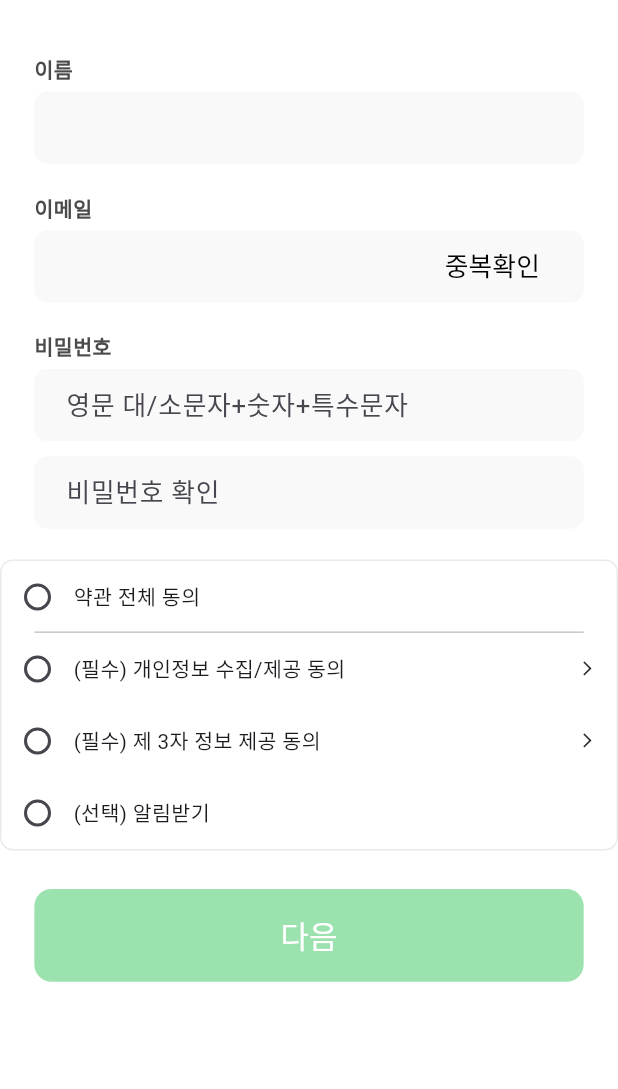
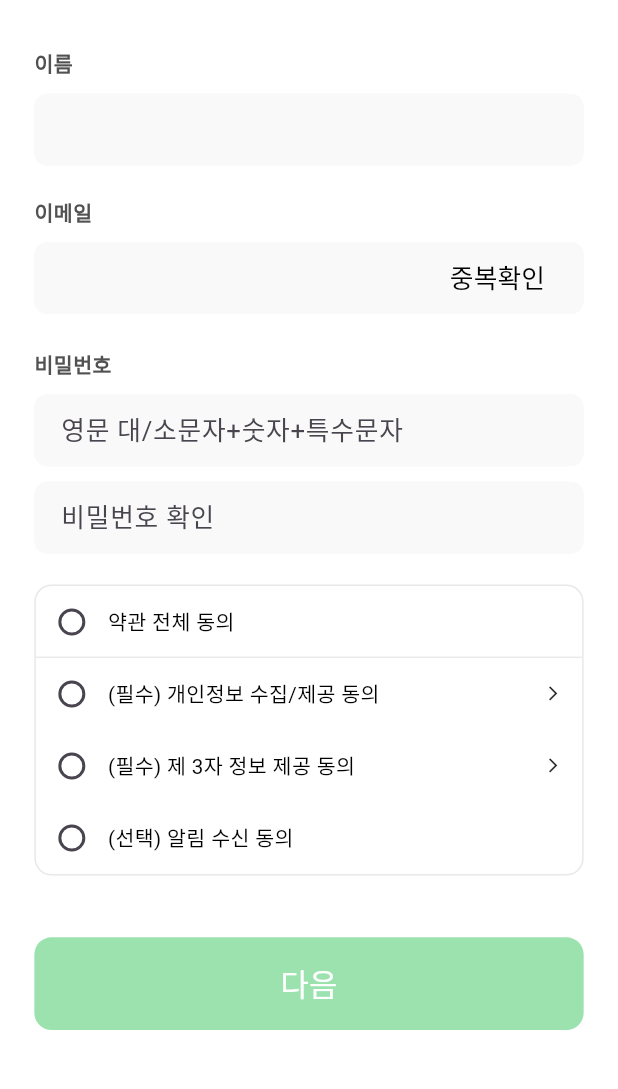
Before and after one commit to wonjuneee/20242R0136COSE48002, a Flutter app: the InsertionUserInfoScreen screen opened by its route, on a phone screen of 412 x 824 dp, the part 59-1148 px from its top. Run offline on Flutter 3.47's test engine with Material 3 defaults, Android fonts, the phone set to English and light mode, and no system bars; our stand-ins replace camera, cloud_firestore, dotted_border, email_validator, firebase_auth, firebase_core and 9 more; missing offline and left inert: kpostal, qr_code_scanner, syncfusion_flutter_core, xml2json; accounts and stored records are empty; network calls fail; Roboto replaces fonts that are missing (Pretendard).

Commit message:
fix: 로그인, 회원가입 페이지 palette 및 수치 적용 완료

```diff
--- a/app/structure/lib/components/main_input_field.dart
+++ b/app/structure/lib/components/main_input_field.dart
@@ -123,11 +123,11 @@ class _MainInputFieldState extends State<MainInputField> {
             ),
           ),
           focusedBorder: OutlineInputBorder(
-            borderRadius: BorderRadius.circular(15.sp),
+            borderRadius: BorderRadius.circular(20.r),
             borderSide: const BorderSide(color: Pallete.fieldAtvBorder),
           ),
           contentPadding:
-              widget.contentPadding ?? EdgeInsets.symmetric(horizontal: 30.w),
+              widget.contentPadding ?? EdgeInsets.symmetric(horizontal: 24.w),
         ),
       ),
     );
--- a/app/structure/lib/config/palette.dart
+++ b/app/structure/lib/config/palette.dart
@@ -15,6 +15,9 @@ class Palette {
   static Color secondary50 = const Color(0xFF515151).withOpacity(0.5);
 
   static const Color error = Color(0xFFFF4949);
+
+  // 기타 색
+  static const Color starYellow = Color(0xFFFFE871);
 
   /* TextStyle */
   /* h1 */
@@ -64,6 +67,14 @@ class Palette {
   static TextStyle h4 = TextStyle(
     fontSize: 30.sp,
     fontWeight: FontWeight.w600,
+    color: Colors.black,
+  );
+
+  /// Font size: 30.sp
+  /// <br /> Font weight: w400
+  static TextStyle h4Regular = TextStyle(
+    fontSize: 30.sp,
+    fontWeight: FontWeight.w400,
     color: Colors.black,
   );
 
--- a/app/structure/lib/screen/sign_up/insertion_user_info_screen.dart
+++ b/app/structure/lib/screen/sign_up/insertion_user_info_screen.dart
@@ -2,10 +2,11 @@ import 'package:flutter/material.dart';
 import 'package:flutter_screenutil/flutter_screenutil.dart';
 import 'package:provider/provider.dart';
 import 'package:structure/components/custom_app_bar.dart';
+import 'package:structure/components/custom_divider.dart';
 import 'package:structure/components/custom_pop_up.dart';
 import 'package:structure/components/main_button.dart';
 import 'package:structure/components/main_input_field.dart';
-import 'package:structure/config/pallete.dart';
+import 'package:structure/config/palette.dart';
 import 'package:structure/viewModel/sign_up/insertion_user_info_view_model.dart';
 import 'package:structure/components/loading_screen.dart';
 
@@ -18,18 +19,18 @@ class InsertionUserInfoScreen extends StatefulWidget {
 }
 
 class _InsertionUserInfoScreenState extends State<InsertionUserInfoScreen> {
-  late InsertionUserInfoViewModel _viewModel;
+  late InsertionUserInfoViewModel insertionUserInfoViewModel;
 
   @override
   void initState() {
     super.initState();
-    _viewModel = context.read<InsertionUserInfoViewModel>();
-    _viewModel.email.addListener(_validateInput);
+    insertionUserInfoViewModel = context.read<InsertionUserInfoViewModel>();
+    insertionUserInfoViewModel.email.addListener(_validateInput);
   }
 
   @override
   void dispose() {
-    _viewModel.email.removeListener(_validateInput);
+    insertionUserInfoViewModel.email.removeListener(_validateInput);
     super.dispose();
   }
 
@@ -40,7 +41,6 @@ class _InsertionUserInfoScreenState extends State<InsertionUserInfoScreen> {
   @override
   Widget build(BuildContext context) {
     return Scaffold(
-      backgroundColor: Colors.white,
       appBar: const CustomAppBar(
         backButton: true,
         closeButton: false,
@@ -53,49 +53,39 @@ class _InsertionUserInfoScreenState extends State<InsertionUserInfoScreen> {
             SingleChildScrollView(
               child: Form(
                 key: context.read<InsertionUserInfoViewModel>().formKey,
+                child: Container(
+                  margin: EdgeInsets.symmetric(horizontal: 40.w),
                   child: Column(
+                    crossAxisAlignment: CrossAxisAlignment.start,
                     children: [
-                    Column(
-                      crossAxisAlignment: CrossAxisAlignment.center,
-                      children: [
-                        SizedBox(height: 30.h),
-                        Container(
-                          margin: EdgeInsets.only(left: 40.w),
-                          alignment: Alignment.centerLeft,
-                          child: Text(
-                            '이름',
-                            style: Pallete.fieldTitle,
-                          ),
-                        ),
-                        SizedBox(height: 8.h),
+                      SizedBox(height: 24.h),
+
+                      // 이름
+                      Text('이름', style: Palette.h5SemiBoldSecondary),
+                      SizedBox(height: 16.h),
+
                       MainInputField(
-                          mode: 1,
-                          width: 640.w,
+                        width: double.infinity,
                         controller:
                             context.read<InsertionUserInfoViewModel>().name,
                         onChangeFunc: (value) => context
                             .read<InsertionUserInfoViewModel>()
                             .nameCheck(value),
                       ),
-                        SizedBox(height: 30.h),
-                        Container(
-                          margin: EdgeInsets.only(left: 40.w),
-                          alignment: Alignment.centerLeft,
-                          child: Text(
-                            '이메일',
-                            style: Pallete.fieldTitle,
-                          ),
-                        ),
-                        SizedBox(height: 8.h),
+                      SizedBox(height: 32.h),
+
+                      // 이메일
+                      Text('이메일', style: Palette.h5SemiBoldSecondary),
+                      SizedBox(height: 16.h),
+
                       Stack(
                         children: [
                           // 이메일 입력 필드
                           MainInputField(
+                            width: double.infinity,
                             formKey: context
                                 .read<InsertionUserInfoViewModel>()
                                 .formKey,
-                              mode: 1,
-                              width: 640.w,
                             controller: context
                                 .read<InsertionUserInfoViewModel>()
                                 .email,
@@ -106,12 +96,12 @@ class _InsertionUserInfoScreenState extends State<InsertionUserInfoScreen> {
                                 .read<InsertionUserInfoViewModel>()
                                 .onChangeEmail(value),
                             contentPadding:
-                                  EdgeInsets.only(left: 30.w, right: 200.w),
+                                EdgeInsets.only(left: 24.w, right: 200.w),
                           ),
 
                           // 중복확인 버튼
                           Positioned(
-                              right: 30.w,
+                            right: 24.w,
                             child: TextButton(
                               onPressed: context
                                       .watch<InsertionUserInfoViewModel>()
@@ -129,41 +119,27 @@ class _InsertionUserInfoScreenState extends State<InsertionUserInfoScreen> {
                                       .isUnique
                                   ? const Icon(
                                       Icons.check,
-                                        color: Pallete.mainBtnAtvBg,
+                                      color: Palette.primary,
                                     )
-                                    : Text(
-                                        '중복확인',
-                                        style: Pallete.fieldContent
-                                            .copyWith(color: Colors.black),
-                                      ),
+                                  : Text('중복확인', style: Palette.h4Regular),
                             ),
                           ),
                         ],
                       ),
-                        SizedBox(height: 30.h),
+                      SizedBox(height: 36.h),
 
                       // 비밀번호
-                        Container(
-                          margin: EdgeInsets.only(left: 40.w),
-                          alignment: Alignment.centerLeft,
-                          child: Text(
-                            '비밀번호',
-                            style: Pallete.fieldTitle,
-                          ),
-                        ),
-                        SizedBox(height: 8.h),
+                      Text('비밀번호', style: Palette.h5SemiBoldSecondary),
+                      SizedBox(height: 16.h),
 
                       // 비밀번호 입력 필드
                       MainInputField(
-                          formKey: context
-                              .read<InsertionUserInfoViewModel>()
-                              .formKey,
-                          mode: 1,
+                        width: double.infinity,
+                        formKey:
+                            context.read<InsertionUserInfoViewModel>().formKey,
                         obscureText: true,
-                          width: 640.w,
-                          controller: context
-                              .read<InsertionUserInfoViewModel>()
-                              .password,
+                        controller:
+                            context.read<InsertionUserInfoViewModel>().password,
                         validateFunc: (value) => context
                             .read<InsertionUserInfoViewModel>()
                             .pwValidate(value),
@@ -173,12 +149,10 @@ class _InsertionUserInfoScreenState extends State<InsertionUserInfoScreen> {
 
                       // 비밀번호 확인
                       MainInputField(
-                          formKey: context
-                              .read<InsertionUserInfoViewModel>()
-                              .formKey,
-                          mode: 1,
+                        width: double.infinity,
+                        formKey:
+                            context.read<InsertionUserInfoViewModel>().formKey,
                         obscureText: true,
-                          width: 640.w,
                         controller: context
                             .read<InsertionUserInfoViewModel>()
                             .cPassword,
@@ -187,19 +161,18 @@ class _InsertionUserInfoScreenState extends State<InsertionUserInfoScreen> {
                             .cPwValidate(value),
                         hintText: '비밀번호 확인',
                       ),
-                      ],
-                    ),
                       SizedBox(height: 32.h),
 
                       // 약관 동의
                       Container(
                         decoration: BoxDecoration(
-                          border: Border.all(
-                            color: Pallete.fieldBorder,
+                          border: Border.all(color: Palette.onPrimary),
+                          borderRadius: BorderRadius.circular(20.r),
                         ),
-                          borderRadius: BorderRadius.circular(15.sp)),
-                      width: 640.h,
-                      child: Column(children: [
+                        width: double.infinity,
+                        child: Column(
+                          children: [
+                            // 약관 전체 동의
                             Row(
                               children: [
                                 Checkbox(
@@ -209,24 +182,16 @@ class _InsertionUserInfoScreenState extends State<InsertionUserInfoScreen> {
                                   onChanged: (value) => context
                                       .read<InsertionUserInfoViewModel>()
                                       .clicked1stCheckBox(value),
-                              shape: RoundedRectangleBorder(
-                                borderRadius: BorderRadius.circular(10),
-                              ),
-                              activeColor: Pallete.mainBtnAtvBg,
+                                  shape: const CircleBorder(),
+                                  activeColor: Palette.primary,
                                   checkColor: Colors.white,
                                 ),
-                            Text(
-                              '약관 전체 동의',
-                              style: Pallete.h5,
-                            ),
+                                Text('약관 전체 동의', style: Palette.h5),
                               ],
                             ),
-                        SizedBox(
-                          width: 640.w,
-                          child: const Divider(
-                            height: 0,
-                          ),
-                        ),
+                            const CustomDivider(height: 0),
+
+                            // 개인정보 수집/제공 동의
                             Row(
                               children: [
                                 Checkbox(
@@ -236,16 +201,11 @@ class _InsertionUserInfoScreenState extends State<InsertionUserInfoScreen> {
                                   onChanged: (value) => context
                                       .read<InsertionUserInfoViewModel>()
                                       .clicked2ndCheckBox(value),
-                              shape: RoundedRectangleBorder(
-                                borderRadius: BorderRadius.circular(10),
-                              ),
-                              activeColor: Pallete.mainBtnAtvBg,
+                                  shape: const CircleBorder(),
+                                  activeColor: Palette.primary,
                                   checkColor: Colors.white,
                                 ),
-                            Text(
-                              '(필수) 개인정보 수집/제공 동의',
-                              style: Pallete.h5,
-                            ),
+                                Text('(필수) 개인정보 수집/제공 동의', style: Palette.h5),
                                 const Spacer(),
                                 InkWell(
                                   onTap: () => showTermsPopup(context),
@@ -259,6 +219,8 @@ class _InsertionUserInfoScreenState extends State<InsertionUserInfoScreen> {
                                 )
                               ],
                             ),
+
+                            // 제 3자 정보 제공 동의
                             Row(
                               children: [
                                 Checkbox(
@@ -268,16 +230,11 @@ class _InsertionUserInfoScreenState extends State<InsertionUserInfoScreen> {
                                   onChanged: (value) => context
                                       .read<InsertionUserInfoViewModel>()
                                       .clicked3rdCheckBox(value),
-                              shape: RoundedRectangleBorder(
-                                borderRadius: BorderRadius.circular(10),
-                              ),
-                              activeColor: Pallete.mainBtnAtvBg,
+                                  shape: const CircleBorder(),
+                                  activeColor: Palette.primary,
                                   checkColor: Colors.white,
                                 ),
-                            Text(
-                              '(필수) 제 3자 정보 제공 동의',
-                              style: Pallete.h5,
-                            ),
+                                Text('(필수) 제 3자 정보 제공 동의', style: Palette.h5),
                                 const Spacer(),
                                 InkWell(
                                   onTap: () => showTermsPopup(context),
@@ -291,6 +248,8 @@ class _InsertionUserInfoScreenState extends State<InsertionUserInfoScreen> {
                                 )
                               ],
                             ),
+
+                            // 알림 수신 동의
                             Row(
                               children: [
                                 Checkbox(
@@ -300,24 +259,24 @@ class _InsertionUserInfoScreenState extends State<InsertionUserInfoScreen> {
                                   onChanged: (value) => context
                                       .read<InsertionUserInfoViewModel>()
                                       .clicked4thCheckBox(value),
-                              shape: RoundedRectangleBorder(
-                                borderRadius: BorderRadius.circular(10),
-                              ),
-                              activeColor: Pallete.mainBtnAtvBg,
+                                  shape: const CircleBorder(),
+                                  activeColor: Palette.primary,
                                   checkColor: Colors.white,
                                 ),
-                            Text(
-                              '(선택) 알림받기',
-                              style: Pallete.h5,
+                                Text('(선택) 알림 수신 동의', style: Palette.h5),
+                              ],
                             ),
                           ],
                         ),
-                      ]),
                       ),
+                      SizedBox(height: 64.h),
+
                       Container(
-                      margin: EdgeInsets.symmetric(vertical: 40.h),
+                        margin: EdgeInsets.only(bottom: 40.h),
                         child: MainButton(
-                        mode: 1,
+                          width: double.infinity,
+                          height: 96.h,
+                          text: '다음',
                           onPressed: context
                                   .read<InsertionUserInfoViewModel>()
                                   .isAllChecked()
@@ -325,21 +284,16 @@ class _InsertionUserInfoScreenState extends State<InsertionUserInfoScreen> {
                                   .read<InsertionUserInfoViewModel>()
                                   .clickedNextButton(context)
                               : null,
-                        text: '다음',
-                        width: 640.w,
-                        height: 96.h,
                         ),
                       ),
                     ],
                   ),
                 ),
               ),
-            Center(
-              child: // 데이터를 처리하는 동안 로딩 위젯 보여주기
+            ),
             context.watch<InsertionUserInfoViewModel>().emailCheckLoading
-                      ? const LoadingScreen()
+                ? const Center(child: LoadingScreen())
                 : Container(),
-            ),
           ],
         ),
       ),
```
Also changed, not shown: app/structure/lib/screen/sign_in/complete_reset_screen.dart (+20 -19 lines), app/structure/lib/screen/sign_in/password_reset_screen.dart (+7 -6 lines), app/structure/lib/screen/sign_up/complete_sign_up_screen.dart (+16 -16 lines), app/structure/lib/screen/sign_up/insertion_user_detail_screen.dart (+74 -94 lines), app/structure/lib/viewModel/sign_up/insertion_user_info_view_model.dart (+5 -24 lines). Lines whose indentation alone changed are shown as unchanged.
